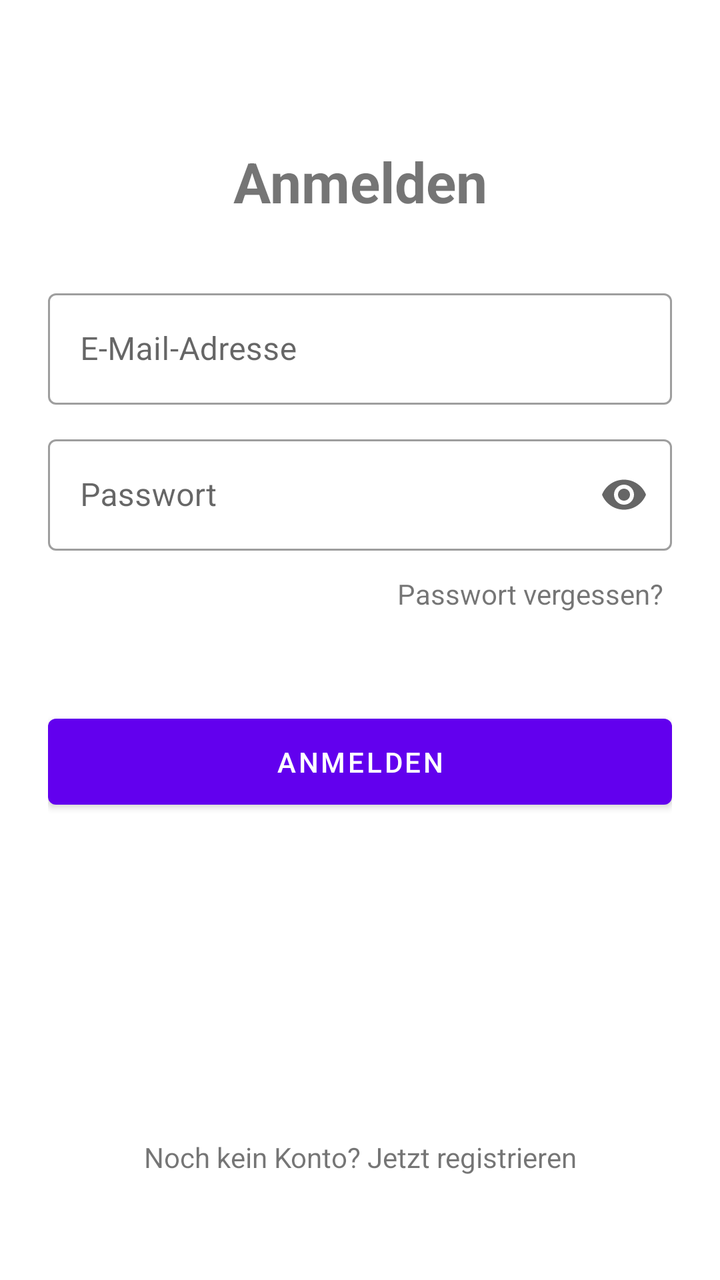
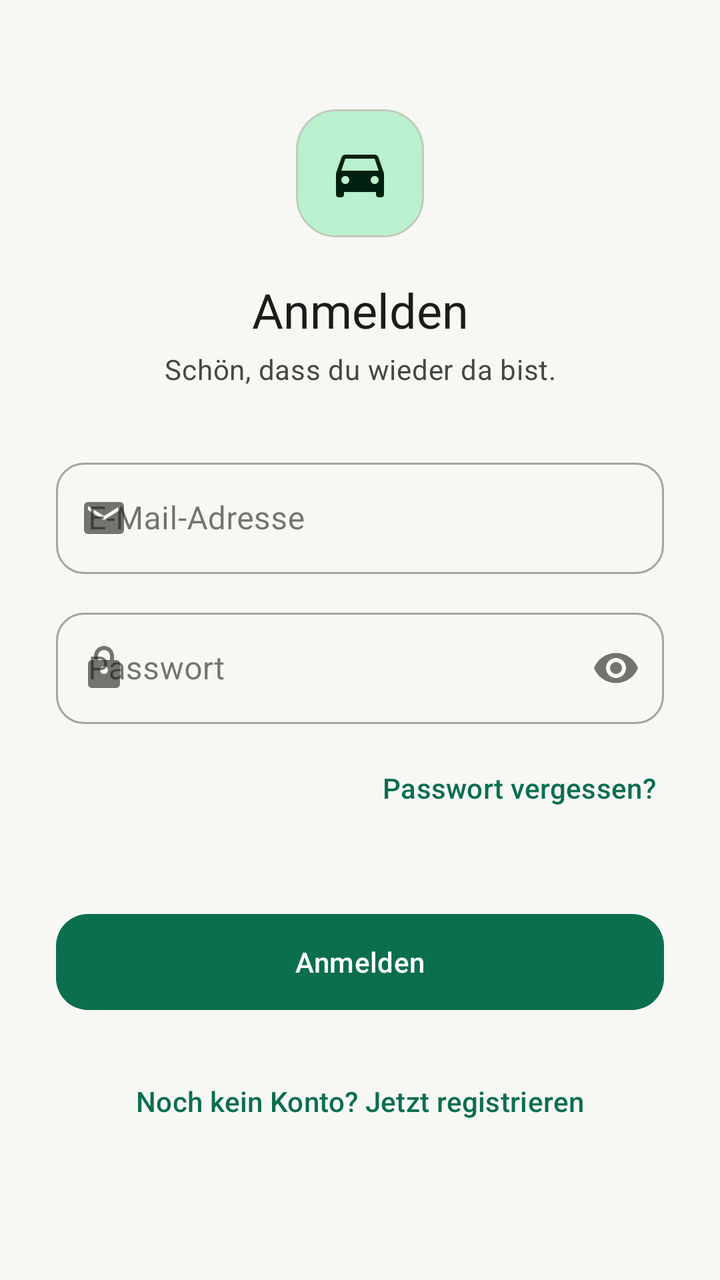

The first picture is an Android layout as it rendered before a commit; the second is the same layout after the commit. The layout source and the unified diff follow.
<!-- AndroidManifest.xml: application theme Theme.Zylka -->
<!-- res/layout/activity_login.xml -->
<?xml version="1.0" encoding="utf-8"?>
<androidx.constraintlayout.widget.ConstraintLayout xmlns:android="http://schemas.android.com/apk/res/android"
    xmlns:app="http://schemas.android.com/apk/res-auto"
    android:layout_width="match_parent"
    android:layout_height="match_parent"
    android:padding="24dp">

    <TextView
        android:id="@+id/text_title"
        android:layout_width="wrap_content"
        android:layout_height="wrap_content"
        android:layout_marginTop="48dp"
        android:text="@string/login_title"
        android:textSize="28sp"
        android:textStyle="bold"
        app:layout_constraintEnd_toEndOf="parent"
        app:layout_constraintStart_toStartOf="parent"
        app:layout_constraintTop_toTopOf="parent" />

    <com.google.android.material.textfield.TextInputLayout
        android:id="@+id/input_layout_email"
        style="@style/Widget.MaterialComponents.TextInputLayout.OutlinedBox"
        android:layout_width="0dp"
        android:layout_height="wrap_content"
        android:layout_marginTop="32dp"
        android:hint="@string/hint_email"
        app:layout_constraintEnd_toEndOf="parent"
        app:layout_constraintStart_toStartOf="parent"
        app:layout_constraintTop_toBottomOf="@id/text_title">

        <com.google.android.material.textfield.TextInputEditText
            android:id="@+id/input_email"
            android:layout_width="match_parent"
            android:layout_height="wrap_content"
            android:inputType="textEmailAddress" />
    </com.google.android.material.textfield.TextInputLayout>

    <com.google.android.material.textfield.TextInputLayout
        android:id="@+id/input_layout_password"
        style="@style/Widget.MaterialComponents.TextInputLayout.OutlinedBox"
        android:layout_width="0dp"
        android:layout_height="wrap_content"
        android:layout_marginTop="12dp"
        android:hint="@string/hint_password"
        app:endIconMode="password_toggle"
        app:layout_constraintEnd_toEndOf="parent"
        app:layout_constraintStart_toStartOf="parent"
        app:layout_constraintTop_toBottomOf="@id/input_layout_email">

        <com.google.android.material.textfield.TextInputEditText
            android:id="@+id/input_password"
            android:layout_width="match_parent"
            android:layout_height="wrap_content"
            android:inputType="textPassword" />
    </com.google.android.material.textfield.TextInputLayout>

    <TextView
        android:id="@+id/text_forgot_password"
        android:layout_width="wrap_content"
        android:layout_height="wrap_content"
        android:layout_marginTop="8dp"
        android:clickable="true"
        android:focusable="true"
        android:padding="4dp"
        android:text="@string/action_forgot_password"
        app:layout_constraintEnd_toEndOf="parent"
        app:layout_constraintTop_toBottomOf="@id/input_layout_password" />

    <TextView
        android:id="@+id/text_error"
        android:layout_width="0dp"
        android:layout_height="wrap_content"
        android:layout_marginTop="8dp"
        android:textColor="#D32F2F"
        app:layout_constraintEnd_toEndOf="parent"
        app:layout_constraintStart_toStartOf="parent"
        app:layout_constraintTop_toBottomOf="@id/text_forgot_password" />

    <com.google.android.material.button.MaterialButton
        android:id="@+id/button_login"
        android:layout_width="0dp"
        android:layout_height="wrap_content"
        android:layout_marginTop="16dp"
        android:padding="12dp"
        android:text="@string/action_login"
        app:layout_constraintEnd_toEndOf="parent"
        app:layout_constraintStart_toStartOf="parent"
        app:layout_constraintTop_toBottomOf="@id/text_error" />

    <ProgressBar
        android:id="@+id/progress_login"
        android:layout_width="wrap_content"
        android:layout_height="wrap_content"
        android:layout_marginTop="16dp"
        android:visibility="gone"
        app:layout_constraintEnd_toEndOf="parent"
        app:layout_constraintStart_toStartOf="parent"
        app:layout_constraintTop_toBottomOf="@id/button_login" />

    <TextView
        android:id="@+id/text_register_link"
        android:layout_width="wrap_content"
        android:layout_height="wrap_content"
        android:layout_marginBottom="24dp"
        android:clickable="true"
        android:focusable="true"
        android:padding="4dp"
        android:text="@string/prompt_no_account"
        app:layout_constraintBottom_toBottomOf="parent"
        app:layout_constraintEnd_toEndOf="parent"
        app:layout_constraintStart_toStartOf="parent" />

</androidx.constraintlayout.widget.ConstraintLayout>
<!-- resources referenced by this layout -->
<resources>
  <style name="Theme.Zylka" parent="Theme.MaterialComponents.Light.DarkActionBar">
          
          <item name="colorPrimary">@color/purple_500</item>
          <item name="colorPrimaryVariant">@color/purple_700</item>
          <item name="colorOnPrimary">@color/white</item>
          
          <item name="colorSecondary">@color/teal_200</item>
          <item name="colorSecondaryVariant">@color/teal_700</item>
          <item name="colorOnSecondary">@color/black</item>
          
          <item name="android:statusBarColor">?attr/colorPrimaryVariant</item>
          
      </style>
  <color name="purple_500">#FF6200EE</color>
  <color name="purple_700">#FF3700B3</color>
  <color name="white">#FFFFFFFF</color>
  <color name="teal_200">#FF03DAC5</color>
  <color name="teal_700">#FF018786</color>
  <color name="black">#FF000000</color>
  <!-- unchanged entries left out for length: 6 -->
</resources>

<!-- the commit's change to res/layout/activity_login.xml (unified diff, before → after) -->
@@ -1,113 +1,149 @@
 <?xml version="1.0" encoding="utf-8"?>
-<androidx.constraintlayout.widget.ConstraintLayout xmlns:android="http://schemas.android.com/apk/res/android"
+<ScrollView xmlns:android="http://schemas.android.com/apk/res/android"
     xmlns:app="http://schemas.android.com/apk/res-auto"
     android:layout_width="match_parent"
     android:layout_height="match_parent"
-    android:padding="24dp">
+    android:background="@color/brand_background"
+    android:fillViewport="true">
 
-    <TextView
-        android:id="@+id/text_title"
-        android:layout_width="wrap_content"
+    <LinearLayout
+        android:layout_width="match_parent"
         android:layout_height="wrap_content"
-        android:layout_marginTop="48dp"
-        android:text="@string/login_title"
-        android:textSize="28sp"
-        android:textStyle="bold"
-        app:layout_constraintEnd_toEndOf="parent"
-        app:layout_constraintStart_toStartOf="parent"
-        app:layout_constraintTop_toTopOf="parent" />
+        android:minHeight="match_parent"
+        android:gravity="center_vertical"
+        android:orientation="vertical"
+        android:padding="28dp">
 
-    <com.google.android.material.textfield.TextInputLayout
-        android:id="@+id/input_layout_email"
-        style="@style/Widget.MaterialComponents.TextInputLayout.OutlinedBox"
-        android:layout_width="0dp"
-        android:layout_height="wrap_content"
-        android:layout_marginTop="32dp"
-        android:hint="@string/hint_email"
-        app:layout_constraintEnd_toEndOf="parent"
-        app:layout_constraintStart_toStartOf="parent"
-        app:layout_constraintTop_toBottomOf="@id/text_title">
+        <com.google.android.material.card.MaterialCardView
+            android:layout_width="64dp"
+            android:layout_height="64dp"
+            android:layout_gravity="center_horizontal"
+            app:cardBackgroundColor="@color/brand_primary_container"
+            app:cardCornerRadius="20dp"
+            app:cardElevation="0dp">
 
-        <com.google.android.material.textfield.TextInputEditText
-            android:id="@+id/input_email"
+            <ImageView
+                android:layout_width="32dp"
+                android:layout_height="32dp"
+                android:layout_gravity="center"
+                android:contentDescription="@null"
+                android:src="@drawable/ic_directions_car"
+                app:tint="@color/brand_on_primary_container" />
+        </com.google.android.material.card.MaterialCardView>
+
+        <TextView
+            android:id="@+id/text_title"
             android:layout_width="match_parent"
             android:layout_height="wrap_content"
-            android:inputType="textEmailAddress" />
-    </com.google.android.material.textfield.TextInputLayout>
+            android:layout_marginTop="20dp"
+            android:gravity="center_horizontal"
+            android:text="@string/login_title"
+            android:textAppearance="?attr/textAppearanceHeadlineSmall"
+            android:textColor="@color/brand_on_background" />
 
-    <com.google.android.material.textfield.TextInputLayout
-        android:id="@+id/input_layout_password"
-        style="@style/Widget.MaterialComponents.TextInputLayout.OutlinedBox"
-        android:layout_width="0dp"
-        android:layout_height="wrap_content"
-        android:layout_marginTop="12dp"
-        android:hint="@string/hint_password"
-        app:endIconMode="password_toggle"
-        app:layout_constraintEnd_toEndOf="parent"
-        app:layout_constraintStart_toStartOf="parent"
-        app:layout_constraintTop_toBottomOf="@id/input_layout_email">
-
-        <com.google.android.material.textfield.TextInputEditText
-            android:id="@+id/input_password"
+        <TextView
             android:layout_width="match_parent"
             android:layout_height="wrap_content"
-            android:inputType="textPassword" />
-    </com.google.android.material.textfield.TextInputLayout>
+            android:layout_marginTop="4dp"
+            android:gravity="center_horizontal"
+            android:text="@string/login_subtitle"
+            android:textAppearance="?attr/textAppearanceBodyMedium"
+            android:textColor="@color/brand_on_surface_variant" />
 
-    <TextView
-        android:id="@+id/text_forgot_password"
-        android:layout_width="wrap_content"
-        android:layout_height="wrap_content"
-        android:layout_marginTop="8dp"
-        android:clickable="true"
-        android:focusable="true"
-        android:padding="4dp"
-        android:text="@string/action_forgot_password"
-        app:layout_constraintEnd_toEndOf="parent"
-        app:layout_constraintTop_toBottomOf="@id/input_layout_password" />
+        <com.google.android.material.textfield.TextInputLayout
+            android:id="@+id/input_layout_email"
+            style="@style/Widget.MaterialComponents.TextInputLayout.OutlinedBox"
+            android:layout_width="match_parent"
+            android:layout_height="wrap_content"
+            android:layout_marginTop="32dp"
+            android:hint="@string/hint_email"
+            app:boxCornerRadiusBottomEnd="14dp"
+            app:boxCornerRadiusBottomStart="14dp"
+            app:boxCornerRadiusTopEnd="14dp"
+            app:boxCornerRadiusTopStart="14dp"
+            app:startIconDrawable="@drawable/ic_mail">
 
-    <TextView
-        android:id="@+id/text_error"
-        android:layout_width="0dp"
-        android:layout_height="wrap_content"
-        android:layout_marginTop="8dp"
-        android:textColor="#D32F2F"
-        app:layout_constraintEnd_toEndOf="parent"
-        app:layout_constraintStart_toStartOf="parent"
-        app:layout_constraintTop_toBottomOf="@id/text_forgot_password" />
+            <com.google.android.material.textfield.TextInputEditText
+                android:id="@+id/input_email"
+                android:layout_width="match_parent"
+                android:layout_height="wrap_content"
+                android:inputType="textEmailAddress" />
+        </com.google.android.material.textfield.TextInputLayout>
 
-    <com.google.android.material.button.MaterialButton
-        android:id="@+id/button_login"
-        android:layout_width="0dp"
-        android:layout_height="wrap_content"
-        android:layout_marginTop="16dp"
-        android:padding="12dp"
-        android:text="@string/action_login"
-        app:layout_constraintEnd_toEndOf="parent"
-        app:layout_constraintStart_toStartOf="parent"
-        app:layout_constraintTop_toBottomOf="@id/text_error" />
+        <com.google.android.material.textfield.TextInputLayout
+            android:id="@+id/input_layout_password"
+            style="@style/Widget.MaterialComponents.TextInputLayout.OutlinedBox"
+            android:layout_width="match_parent"
+            android:layout_height="wrap_content"
+            android:layout_marginTop="14dp"
+            android:hint="@string/hint_password"
+            app:boxCornerRadiusBottomEnd="14dp"
+            app:boxCornerRadiusBottomStart="14dp"
+            app:boxCornerRadiusTopEnd="14dp"
+            app:boxCornerRadiusTopStart="14dp"
+            app:endIconMode="password_toggle"
+            app:startIconDrawable="@drawable/ic_lock">
 
-    <ProgressBar
-        android:id="@+id/progress_login"
-        android:layout_width="wrap_content"
-        android:layout_height="wrap_content"
-        android:layout_marginTop="16dp"
-        android:visibility="gone"
-        app:layout_constraintEnd_toEndOf="parent"
-        app:layout_constraintStart_toStartOf="parent"
-        app:layout_constraintTop_toBottomOf="@id/button_login" />
+            <com.google.android.material.textfield.TextInputEditText
+                android:id="@+id/input_password"
+                android:layout_width="match_parent"
+                android:layout_height="wrap_content"
+                android:inputType="textPassword" />
+        </com.google.android.material.textfield.TextInputLayout>
 
-    <TextView
-        android:id="@+id/text_register_link"
-        android:layout_width="wrap_content"
-        android:layout_height="wrap_content"
-        android:layout_marginBottom="24dp"
-        android:clickable="true"
-        android:focusable="true"
-        android:padding="4dp"
-        android:text="@string/prompt_no_account"
-        app:layout_constraintBottom_toBottomOf="parent"
-        app:layout_constraintEnd_toEndOf="parent"
-        app:layout_constraintStart_toStartOf="parent" />
+        <TextView
+            android:id="@+id/text_forgot_password"
+            android:layout_width="wrap_content"
+            android:layout_height="wrap_content"
+            android:layout_gravity="end"
+            android:layout_marginTop="8dp"
+            android:clickable="true"
+            android:focusable="true"
+            android:minHeight="48dp"
+            android:gravity="center_vertical"
+            android:padding="4dp"
+            android:text="@string/action_forgot_password"
+            android:textAppearance="?attr/textAppearanceLabelLarge"
+            android:textColor="@color/brand_primary" />
 
-</androidx.constraintlayout.widget.ConstraintLayout>
+        <TextView
+            android:id="@+id/text_error"
+            android:layout_width="match_parent"
+            android:layout_height="wrap_content"
+            android:layout_marginTop="4dp"
+            android:textAppearance="?attr/textAppearanceBodyMedium"
+            android:textColor="@color/brand_error" />
+
+        <com.google.android.material.button.MaterialButton
+            android:id="@+id/button_login"
+            android:layout_width="match_parent"
+            android:layout_height="56dp"
+            android:layout_marginTop="12dp"
+            android:text="@string/action_login"
+            android:textAppearance="?attr/textAppearanceLabelLarge"
+            app:cornerRadius="16dp" />
+
+        <ProgressBar
+            android:id="@+id/progress_login"
+            android:layout_width="wrap_content"
+            android:layout_height="wrap_content"
+            android:layout_gravity="center_horizontal"
+            android:layout_marginTop="16dp"
+            android:visibility="gone" />
+
+        <TextView
+            android:id="@+id/text_register_link"
+            android:layout_width="match_parent"
+            android:layout_height="wrap_content"
+            android:layout_marginTop="28dp"
+            android:clickable="true"
+            android:focusable="true"
+            android:gravity="center_horizontal"
+            android:minHeight="48dp"
+            android:padding="4dp"
+            android:text="@string/prompt_no_account"
+            android:textAppearance="?attr/textAppearanceLabelLarge"
+            android:textColor="@color/brand_primary" />
+
+    </LinearLayout>
+</ScrollView>
<!-- resource entries referenced after the edit -->
@@ -1,24 +1,98 @@
 <!-- resources referenced by this layout -->
 <resources>
-  <style name="Theme.Zylka" parent="Theme.MaterialComponents.Light.DarkActionBar">
-          
-          <item name="colorPrimary">@color/purple_500</item>
-          <item name="colorPrimaryVariant">@color/purple_700</item>
-          <item name="colorOnPrimary">@color/white</item>
-          
-          <item name="colorSecondary">@color/teal_200</item>
-          <item name="colorSecondaryVariant">@color/teal_700</item>
-          <item name="colorOnSecondary">@color/black</item>
-          
-          <item name="android:statusBarColor">?attr/colorPrimaryVariant</item>
-          
+  <color name="brand_background">#F7F8F3</color>
+  <color name="brand_error">#BA1A1A</color>
+  <color name="brand_on_background">#191D18</color>
+  <color name="brand_on_primary_container">#00210F</color>
+  <color name="brand_on_surface_variant">#424940</color>
+  <color name="brand_primary">#0B6E4F</color>
+  <color name="brand_primary_container">#B9F1CE</color>
+  <!-- drawable ic_directions_car (drawable) -->
+  <vector xmlns:android="http://schemas.android.com/apk/res/android"
+      android:width="24dp"
+      android:height="24dp"
+      android:viewportWidth="24"
+      android:viewportHeight="24"
+      android:tint="?attr/colorControlNormal">
+      <path
+          android:fillColor="#FF000000"
+          android:pathData="M18.92,6.01C18.72,5.42 18.16,5 17.5,5h-11c-0.66,0 -1.21,0.42 -1.42,1.01L3,12v8c0,0.55 0.45,1 1,1h1c0.55,0 1,-0.45 1,-1v-1h12v1c0,0.55 0.45,1 1,1h1c0.55,0 1,-0.45 1,-1v-8l-2.08,-5.99zM6.5,16c-0.83,0 -1.5,-0.67 -1.5,-1.5S5.67,13 6.5,13s1.5,0.67 1.5,1.5S7.33,16 6.5,16zM17.5,16c-0.83,0 -1.5,-0.67 -1.5,-1.5s0.67,-1.5 1.5,-1.5 1.5,0.67 1.5,1.5 -0.67,1.5 -1.5,1.5zM5,11l1.5,-4.5h11L19,11H5z" />
+  </vector>
+  <!-- drawable ic_lock (drawable) -->
+  <vector xmlns:android="http://schemas.android.com/apk/res/android"
+      android:width="24dp"
+      android:height="24dp"
+      android:viewportWidth="24"
+      android:viewportHeight="24"
+      android:tint="?attr/colorControlNormal">
+      <path
+          android:fillColor="#FF000000"
+          android:pathData="M18,8h-1L17,6c0,-2.76 -2.24,-5 -5,-5S7,3.24 7,6v2H6c-1.1,0 -2,0.9 -2,2v10c0,1.1 0.9,2 2,2h12c1.1,0 2,-0.9 2,-2V10c0,-1.1 -0.9,-2 -2,-2zM9,6c0,-1.66 1.34,-3 3,-3s3,1.34 3,3v2L9,8L9,6zM12,15c-1.1,0 -2,-0.9 -2,-2s0.9,-2 2,-2 2,0.9 2,2 -0.9,2 -2,2z" />
+  </vector>
+  <!-- drawable ic_mail (drawable) -->
+  <vector xmlns:android="http://schemas.android.com/apk/res/android"
+      android:width="24dp"
+      android:height="24dp"
+      android:viewportWidth="24"
+      android:viewportHeight="24"
+      android:tint="?attr/colorControlNormal">
+      <path
+          android:fillColor="#FF000000"
+          android:pathData="M20,4H4c-1.1,0 -1.99,0.9 -1.99,2L2,18c0,1.1 0.9,2 2,2h16c1.1,0 2,-0.9 2,-2V6c0,-1.1 -0.9,-2 -2,-2zM20,8l-8,5 -8,-5V6l8,5 8,-5v2z" />
+  </vector>
+  <string name="login_subtitle">Schön, dass du wieder da bist.</string>
+  <style name="Theme.Zylka" parent="Theme.Material3.Light.NoActionBar">
+          <item name="colorPrimary">@color/brand_primary</item>
+          <item name="colorOnPrimary">@color/brand_on_primary</item>
+          <item name="colorPrimaryContainer">@color/brand_primary_container</item>
+          <item name="colorOnPrimaryContainer">@color/brand_on_primary_container</item>
+  
+          <item name="colorSecondary">@color/brand_secondary</item>
+          <item name="colorOnSecondary">@color/brand_on_secondary</item>
+          <item name="colorSecondaryContainer">@color/brand_secondary_container</item>
+          <item name="colorOnSecondaryContainer">@color/brand_on_secondary_container</item>
+  
+          <item name="colorTertiary">@color/brand_tertiary</item>
+          <item name="colorOnTertiary">@color/brand_on_tertiary</item>
+          <item name="colorTertiaryContainer">@color/brand_tertiary_container</item>
+          <item name="colorOnTertiaryContainer">@color/brand_on_tertiary_container</item>
+  
+          <item name="android:colorBackground">@color/brand_background</item>
+          <item name="colorOnBackground">@color/brand_on_background</item>
+          <item name="colorSurface">@color/brand_surface</item>
+          <item name="colorOnSurface">@color/brand_on_surface</item>
+          <item name="colorSurfaceVariant">@color/brand_surface_variant</item>
+          <item name="colorOnSurfaceVariant">@color/brand_on_surface_variant</item>
+          <item name="colorOutline">@color/brand_outline</item>
+          <item name="colorOutlineVariant">@color/brand_outline_variant</item>
+  
+          <item name="colorError">@color/brand_error</item>
+          <item name="colorOnError">@color/brand_on_error</item>
+          <item name="colorErrorContainer">@color/brand_error_container</item>
+          <item name="colorOnErrorContainer">@color/brand_on_error_container</item>
+  
+          <item name="android:statusBarColor">@color/brand_surface</item>
+          <item name="android:windowLightStatusBar">true</item>
+          <item name="android:navigationBarColor">@color/brand_surface</item>
+          <item name="android:windowLightNavigationBar" tools:targetApi="27">true</item>
       </style>
-  <color name="purple_500">#FF6200EE</color>
-  <color name="purple_700">#FF3700B3</color>
-  <color name="white">#FFFFFFFF</color>
-  <color name="teal_200">#FF03DAC5</color>
-  <color name="teal_700">#FF018786</color>
-  <color name="black">#FF000000</color>
+  <color name="brand_on_primary">#FFFFFF</color>
+  <color name="brand_secondary">#B26A00</color>
+  <color name="brand_on_secondary">#FFFFFF</color>
+  <color name="brand_secondary_container">#FFDDB0</color>
+  <color name="brand_on_secondary_container">#3A1F00</color>
+  <color name="brand_tertiary">#3E5FA0</color>
+  <color name="brand_on_tertiary">#FFFFFF</color>
+  <color name="brand_tertiary_container">#D8E2FF</color>
+  <color name="brand_on_tertiary_container">#001A41</color>
+  <color name="brand_surface">#FFFFFF</color>
+  <color name="brand_on_surface">#191D18</color>
+  <color name="brand_surface_variant">#DEE5D9</color>
+  <color name="brand_outline">#72796F</color>
+  <color name="brand_outline_variant">#C2C9BD</color>
+  <color name="brand_on_error">#FFFFFF</color>
+  <color name="brand_error_container">#FFDAD6</color>
+  <color name="brand_on_error_container">#410002</color>
   <!-- unchanged entries left out for length: 6 -->
 </resources>
 
